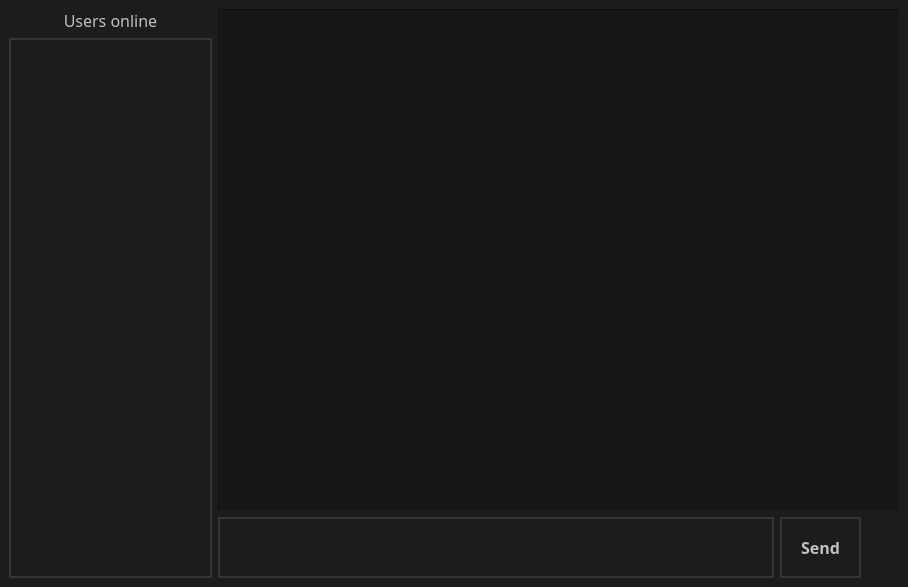
Above: Client/chatwidget.ui from vleliseev/Qt-Chat before the change. Below: the same form after it.
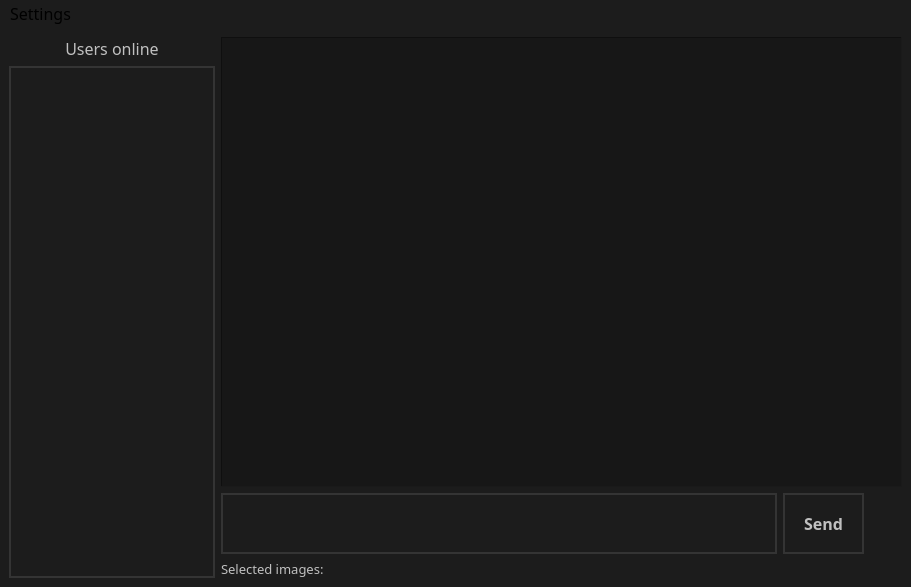
That is the form after the change. Icons and pictures are not drawn.

Commit message:
Loading images
Loading and sending images (.jpg, .png, .jpeg)

The edit to the form file:
```diff
--- a/Client/chatwidget.ui
+++ b/Client/chatwidget.ui
@@ -6,7 +6,7 @@
    <rect>
     <x>0</x>
     <y>0</y>
-    <width>908</width>
+    <width>911</width>
     <height>587</height>
    </rect>
   </property>
@@ -210,6 +210,22 @@
         </item>
        </layout>
       </item>
+      <item>
+       <widget class="QLabel" name="LoadedImages">
+        <property name="font">
+         <font>
+          <family>Gadugi</family>
+          <pointsize>10</pointsize>
+         </font>
+        </property>
+        <property name="styleSheet">
+         <string notr="true">color:silver;</string>
+        </property>
+        <property name="text">
+         <string>Selected images:</string>
+        </property>
+       </widget>
+      </item>
      </layout>
     </item>
    </layout>
@@ -219,16 +235,35 @@
     <rect>
      <x>0</x>
      <y>0</y>
-     <width>908</width>
-     <height>20</height>
+     <width>911</width>
+     <height>25</height>
     </rect>
    </property>
+   <property name="font">
+    <font>
+     <family>Gadugi</family>
+     <pointsize>12</pointsize>
+    </font>
+   </property>
    <property name="styleSheet">
     <string notr="true"/>
    </property>
    <property name="nativeMenuBar">
     <bool>true</bool>
    </property>
+   <widget class="QMenu" name="menuSettings">
+    <property name="font">
+     <font>
+      <family>Gadugi</family>
+      <pointsize>12</pointsize>
+     </font>
+    </property>
+    <property name="title">
+     <string>Settings</string>
+    </property>
+    <addaction name="actionStyle"/>
+   </widget>
+   <addaction name="menuSettings"/>
   </widget>
   <action name="actionTheme">
    <property name="text">
```
Left out of the diff: 18 changed lines with no effect on the pictures. The commit also changes 3 other files.
